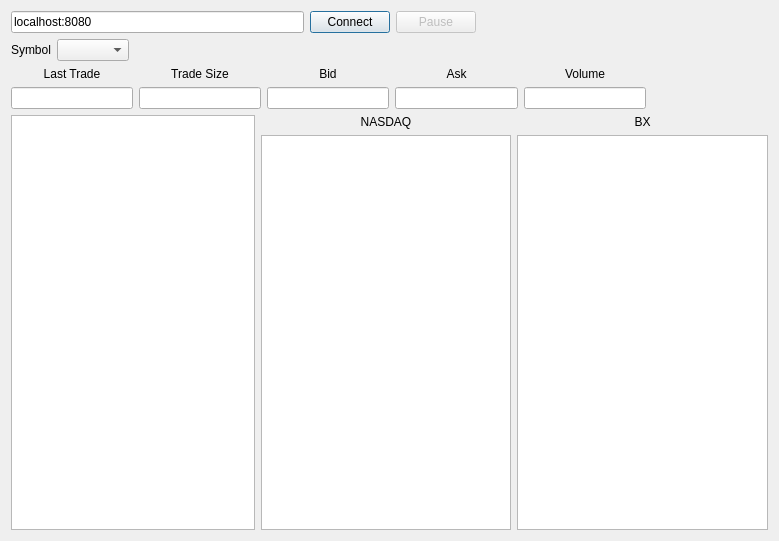
alimogh/trdk, file sources/Frontend/MainWindow.ui: the form before one commit.
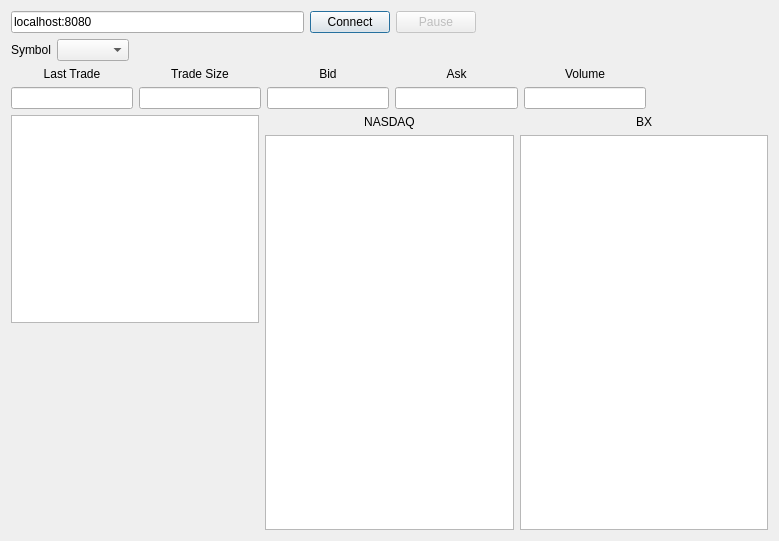
The form after the commit.

Patch:
```diff
--- a/sources/Frontend/MainWindow.ui
+++ b/sources/Frontend/MainWindow.ui
@@ -11,11 +11,17 @@
     <height>541</height>
    </rect>
   </property>
+  <property name="minimumSize">
+   <size>
+    <width>779</width>
+    <height>541</height>
+   </size>
+  </property>
   <property name="windowTitle">
    <string>Trader Front end</string>
   </property>
   <widget class="QWidget" name="centralWidget">
-   <layout class="QVBoxLayout" name="verticalLayout">
+   <layout class="QVBoxLayout" name="verticalLayout_3">
     <item>
      <layout class="QHBoxLayout" name="connectionLayout">
       <item>
@@ -230,6 +236,10 @@
     <item>
      <layout class="QHBoxLayout" name="marketDataLayout">
       <item>
+       <layout class="QHBoxLayout" name="tradesLayout">
+        <item>
+         <layout class="QVBoxLayout" name="verticalLayout">
+          <item>
        <widget class="QTableView" name="currentBidAsk">
         <property name="sizePolicy">
          <sizepolicy hsizetype="Preferred" vsizetype="Expanding">
@@ -246,7 +256,20 @@
        </widget>
       </item>
       <item>
-       <layout class="QHBoxLayout" name="tradesLayout">
+           <spacer name="verticalSpacer">
+            <property name="orientation">
+             <enum>Qt::Vertical</enum>
+            </property>
+            <property name="sizeHint" stdset="0">
+             <size>
+              <width>20</width>
+              <height>40</height>
+             </size>
+            </property>
+           </spacer>
+          </item>
+         </layout>
+        </item>
         <item>
          <layout class="QVBoxLayout" name="nasdaqTradesLayout">
           <item>
```
Lines whose indentation alone changed are shown as unchanged.
